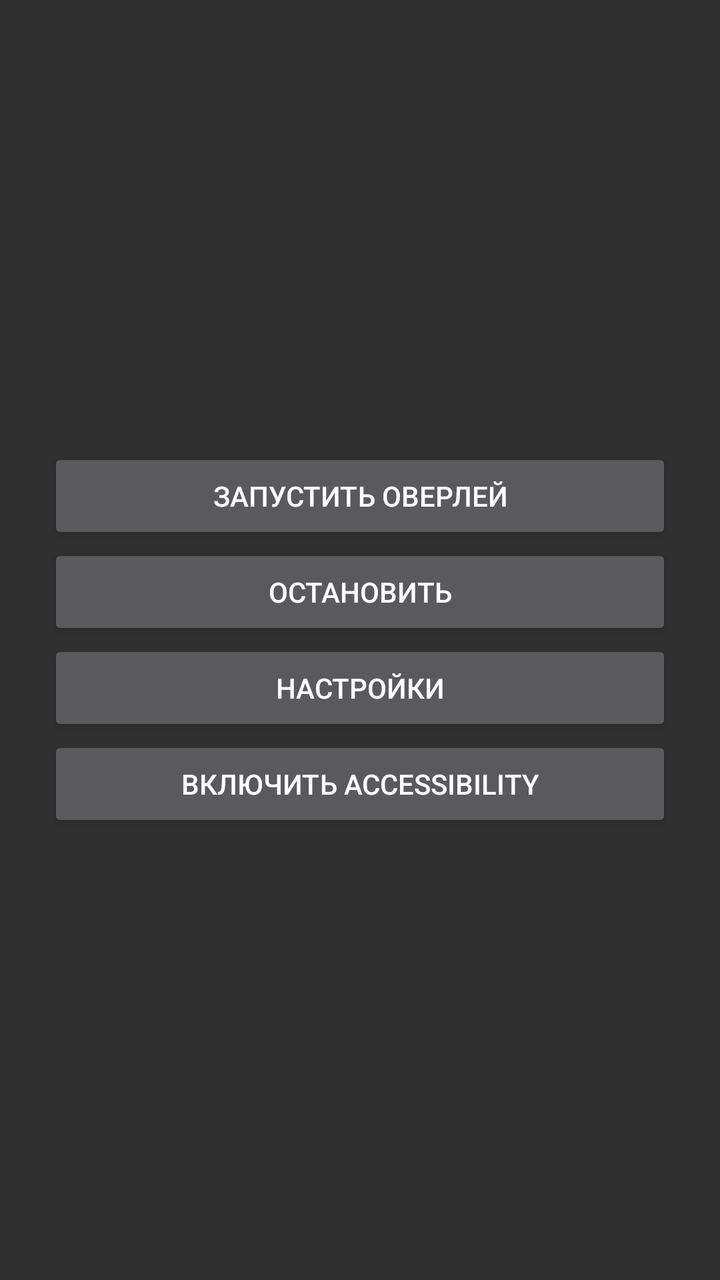
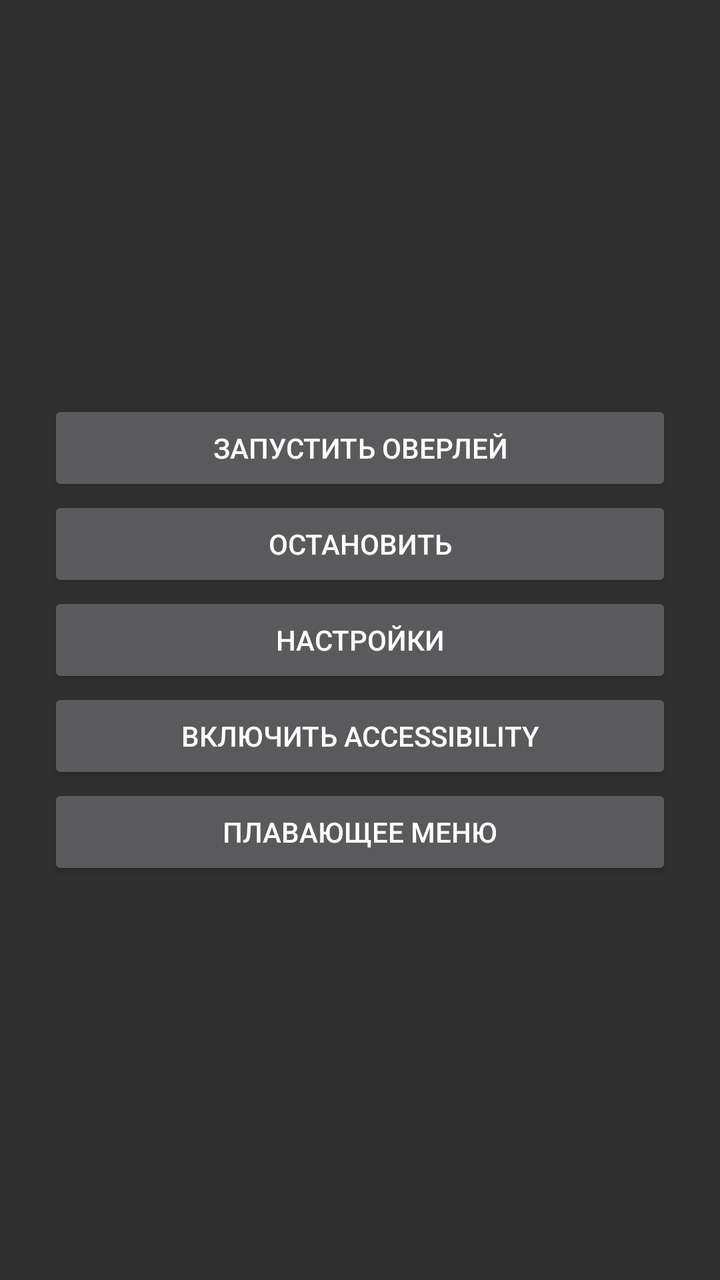

An Android layout rendered at two revisions. The XML below is the earlier revision; the diff shows what the commit changed to produce the second picture.
<!-- AndroidManifest.xml: application theme Theme.GameOverlay -->
<!-- res/layout/activity_main.xml -->
<?xml version="1.0" encoding="utf-8"?>
<LinearLayout xmlns:android="http://schemas.android.com/apk/res/android"
    android:layout_width="match_parent"
    android:layout_height="match_parent"
    android:orientation="vertical"
    android:gravity="center"
    android:padding="24dp">

    <Button
        android:id="@+id/btnStart"
        android:layout_width="match_parent"
        android:layout_height="wrap_content"
        android:text="Запустить оверлей" />

    <Button
        android:id="@+id/btnStop"
        android:layout_width="match_parent"
        android:layout_height="wrap_content"
        android:text="Остановить" />

    <Button
        android:id="@+id/btnSettings"
        android:layout_width="match_parent"
        android:layout_height="wrap_content"
        android:text="Настройки" />

    <Button
        android:id="@+id/btnAccessibility"
        android:layout_width="match_parent"
        android:layout_height="wrap_content"
        android:text="Включить Accessibility" />
</LinearLayout>
<!-- resources referenced by this layout -->
<resources>
  <style name="Theme.GameOverlay" parent="Theme.AppCompat.NoActionBar">
          <item name="android:windowNoTitle">true</item>
          <item name="windowActionBar">false</item>
      </style>
</resources>

<!-- the commit's change to res/layout/activity_main.xml (unified diff, before → after) -->
@@ -29,4 +29,10 @@
         android:layout_width="match_parent"
         android:layout_height="wrap_content"
         android:text="Включить Accessibility" />
+
+    <Button
+        android:id="@+id/btnFloatingMenu"
+        android:layout_width="match_parent"
+        android:layout_height="wrap_content"
+        android:text="Плавающее меню" />
 </LinearLayout>
